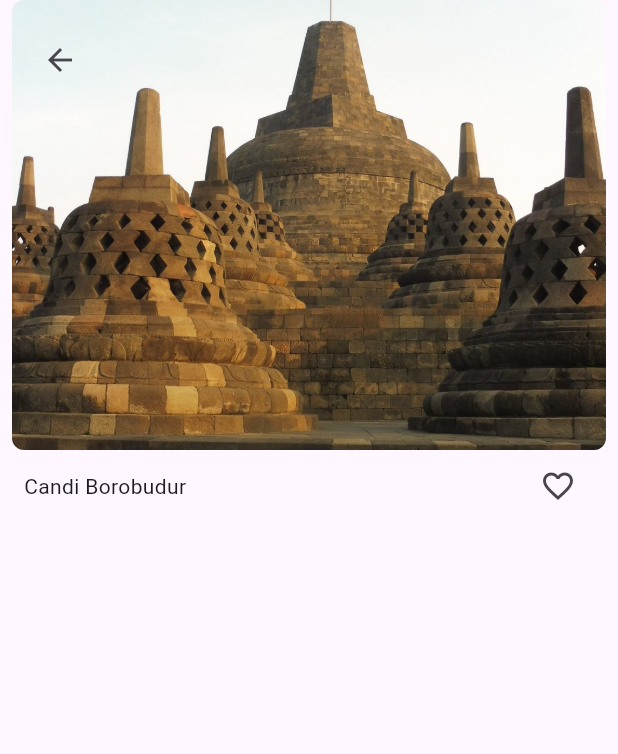
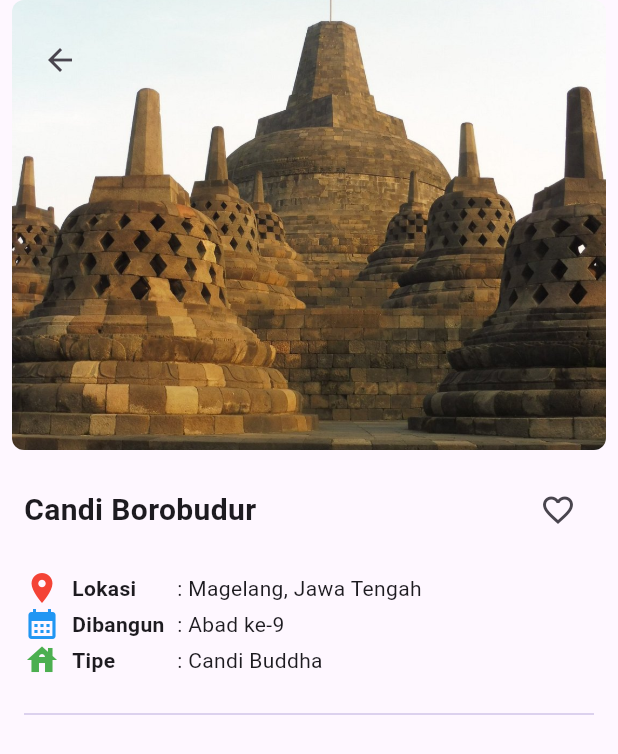
Before and after one commit to 2024-2025-Gasal-PABI-SI5A/project-wisata-candi-MarcelAlpin, a Flutter app: the screen it shows after launch, on a phone screen of 412 x 824 dp. Shown: the top 754 px of the screen. Run offline on Flutter 3.47's test engine with Material 3 defaults, Android fonts, the phone set to English and light mode, and no system bars.

Commit message:
Adding Info Atas And Divider

```diff
--- a/wisata_candi/lib/screens/detail_screen.dart
+++ b/wisata_candi/lib/screens/detail_screen.dart
@@ -48,17 +48,79 @@ class DetailScreen extends StatelessWidget {
             child: Column(
               children: [
                 //Info Atas
+                const SizedBox(height: 16),
                 Row(
                   mainAxisAlignment: MainAxisAlignment.spaceBetween,
                   children: [
-                    Text(candi.name),
+                    Text(
+                      candi.name,
+                      style: const TextStyle(
+                          fontSize: 20, fontWeight: FontWeight.bold),
+                    ),
                     IconButton(
                       onPressed: () {},
                       icon: const Icon(Icons.favorite_border),
-                    )
+                    ),
                   ],
-                )
+                ),
                 //Info Tengah
+                const SizedBox(height: 16),
+                Row(
+                  children: [
+                    Icon(Icons.place, color: Colors.red),
+                    SizedBox(
+                      width: 8,
+                    ),
+                    SizedBox(
+                      width: 70,
+                      child: Text(
+                        'Lokasi',
+                        style: TextStyle(fontWeight: FontWeight.bold),
+                      ),
+                    ),
+                    Text(': ${candi.location}'),
+                  ],
+                ),
+                Row(
+                  children: [
+                    Icon(Icons.calendar_month, color: Colors.blue),
+                    SizedBox(
+                      width: 8,
+                    ),
+                    SizedBox(
+                      width: 70,
+                      child: Text(
+                        'Dibangun',
+                        style: TextStyle(fontWeight: FontWeight.bold),
+                      ),
+                    ),
+                    Text(': ${candi.built}'),
+                  ],
+                ),
+                Row(
+                  children: [
+                    Icon(Icons.house, color: Colors.green),
+                    SizedBox(
+                      width: 8,
+                    ),
+                    SizedBox(
+                      width: 70,
+                      child: Text(
+                        'Tipe',
+                        style: TextStyle(fontWeight: FontWeight.bold),
+                      ),
+                    ),
+                    Text(': ${candi.type}'),
+                  ],
+                ),
+                //Pemisah
+                SizedBox(
+                  height: 16,
+                ),
+                Divider(
+                  color: Colors.deepPurple.shade100,
+                ),
+                const SizedBox(height: 16),
                 //Info Bawah
               ],
             ),
```
